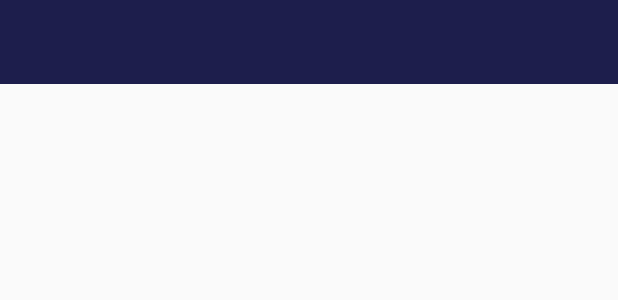
After one commit to sbhambad/IRCTCDemo, an Android app: the layout toolbar.xml on its own in the app's theme, with its tools: preview values and no code run, on a phone screen of 412 x 824 dp. The commit adds this screen. Shown: the top 300 px of the screen. Run offline under Robolectric (Android 15) with nearby library versions, the phone set to English and light mode, and no system bars.

Commit message:
image added

```diff
--- a/IRCTC/app/src/main/java/com/zuneeue/irctcinfo/MainActivity.java
+++ b/IRCTC/app/src/main/java/com/zuneeue/irctcinfo/MainActivity.java
@@ -1,12 +1,13 @@
 package com.zuneeue.irctcinfo;
 
+import android.os.Bundle;
 import android.support.v7.app.AppCompatActivity;
-import android.os.Bundle;
 import android.util.Log;
 import android.view.Menu;
 import android.view.MenuItem;
 
 import com.zuneeue.irctcinfo.Utils.ConstantValue;
+import com.zuneeue.irctcinfo.models.pnr.PnrData;
 
 import retrofit2.Call;
 import retrofit2.Callback;
--- a/IRCTC/app/src/main/java/com/zuneeue/irctcinfo/Utils/ConstantValue.java
+++ b/IRCTC/app/src/main/java/com/zuneeue/irctcinfo/Utils/ConstantValue.java
@@ -5,5 +5,5 @@ package com.zuneeue.irctcinfo.Utils;
  */
 public class ConstantValue {
 
-    public static String API_KEY = "";
+    public static String API_KEY = "grmjw8449";
 }
--- /dev/null
+++ b/IRCTC/app/src/main/res/layout/toolbar.xml
@@ -0,0 +1,10 @@
+<?xml version="1.0" encoding="utf-8"?>
+<android.support.v7.widget.Toolbar xmlns:android="http://schemas.android.com/apk/res/android"
+    xmlns:local="http://schemas.android.com/apk/res-auto"
+    android:id="@+id/toolbar"
+    android:layout_width="match_parent"
+    android:layout_height="wrap_content"
+    android:minHeight="?attr/actionBarSize"
+    android:background="?attr/colorPrimary"
+    local:theme="@style/ThemeOverlay.AppCompat.Dark.ActionBar"
+    local:popupTheme="@style/ThemeOverlay.AppCompat.Light" />
--- /dev/null
+++ b/IRCTC/app/src/main/res/values-v21/styles.xml
@@ -0,0 +1,11 @@
+<?xml version="1.0" encoding="utf-8"?>
+<resources>
+
+    <style name="AppTheme" parent="AppTheme.Base">
+        <item name="android:windowContentTransitions">true</item>
+        <item name="android:windowAllowEnterTransitionOverlap">true</item>
+        <item name="android:windowAllowReturnTransitionOverlap">true</item>
+        <item name="android:windowSharedElementEnterTransition">@android:transition/move</item>
+        <item name="android:windowSharedElementExitTransition">@android:transition/move</item>
+    </style>
+</resources>
--- /dev/null
+++ b/IRCTC/app/src/main/res/values/colors.xml
@@ -0,0 +1,9 @@
+<?xml version="1.0" encoding="utf-8"?>
+<resources>
+    <color name="colorPrimary">#1D1E4C</color>
+    <color name="colorPrimaryDark">#1D1E4C</color>
+    <color name="textColorPrimary">#212121</color>
+    <color name="windowBackground">#FFFFFF</color>
+    <color name="navigationBarColor">#000000</color>
+    <color name="colorAccent">#7C4DFF</color>
+</resources>
--- a/IRCTC/app/src/main/res/values/styles.xml
+++ b/IRCTC/app/src/main/res/values/styles.xml
@@ -1,8 +1,16 @@
 <resources>
 
-    <!-- Base application theme. -->
-    <style name="AppTheme" parent="Theme.AppCompat.Light.DarkActionBar">
-        <!-- Customize your theme here. -->
+
+    <style name="AppTheme" parent="AppTheme.Base">
+
+    </style>
+
+    <style name="AppTheme.Base" parent="Theme.AppCompat.Light.DarkActionBar">
+        <item name="windowNoTitle">true</item>
+        <item name="windowActionBar">false</item>
+        <item name="colorPrimary">@color/colorPrimary</item>
+        <item name="colorPrimaryDark">@color/colorPrimaryDark</item>
+        <item name="colorAccent">@color/colorAccent</item>
     </style>
 
 </resources>
```
Also changed, not shown: IRCTC/app/src/main/res/layout/activity_main.xml (+8 -8 lines), IRCTC/app/src/main/res/drawable/train_bg.jpg (added), 1 other file.
